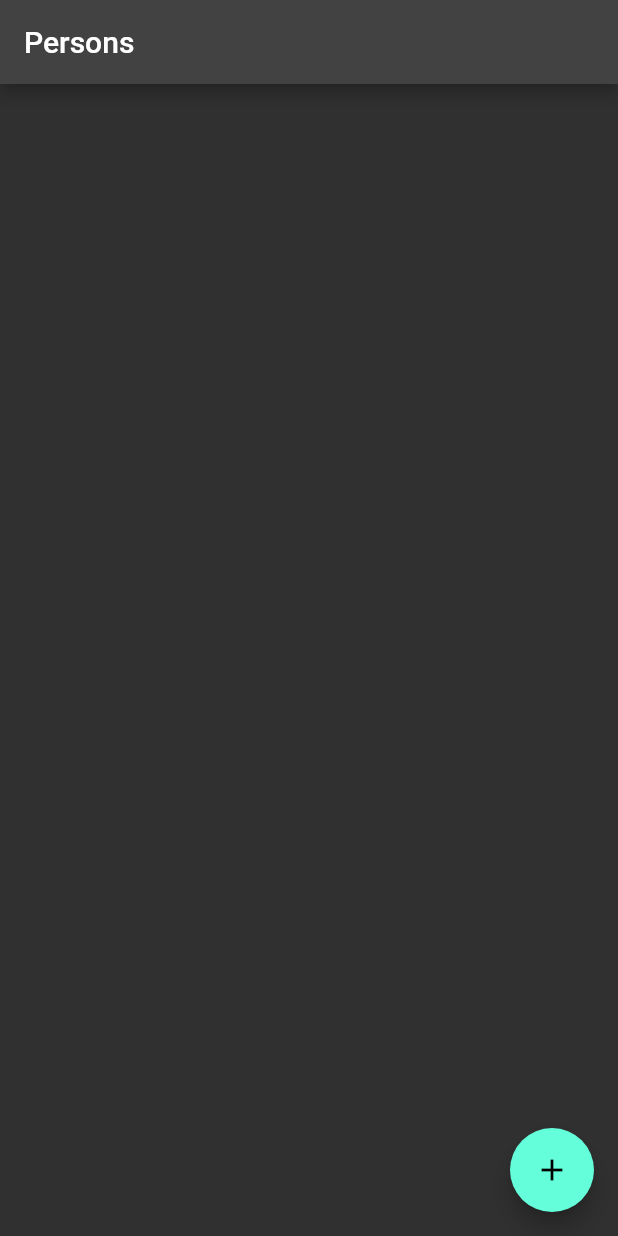
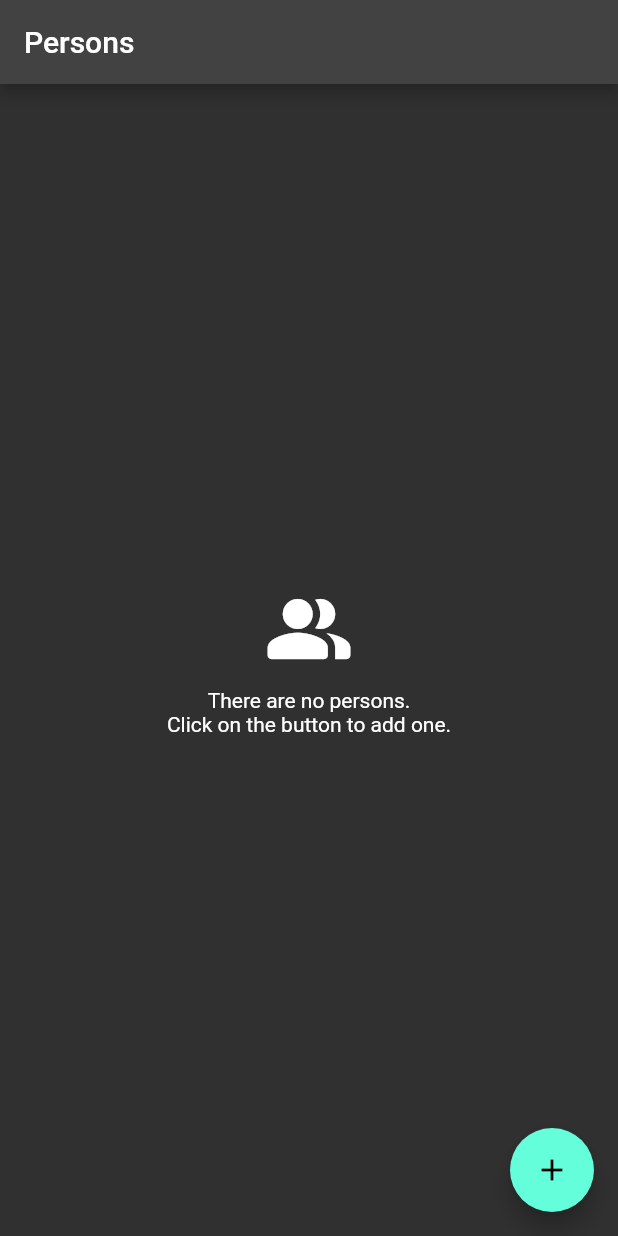
Before and after one commit to Manuelkpatsu/riverpod_persons_app, a Flutter app: the screen it shows after launch, on a phone screen of 412 x 824 dp. Run offline on Flutter 3.47's test engine with Material 2 defaults, Android fonts, the phone set to English and light mode, and no system bars; our stand-ins replace hooks_riverpod.

Commit message:
Show empty state when there are no persons to display

```diff
--- a/lib/main.dart
+++ b/lib/main.dart
@@ -98,7 +98,8 @@ class HomePage extends ConsumerWidget {
         builder: (context, ref, child) {
           final dataModel = ref.watch(personsProvider);
 
-          return ListView.builder(
+          return dataModel.persons.isNotEmpty
+              ? ListView.builder(
                   itemCount: dataModel.count,
                   itemBuilder: (context, index) {
                     final person = dataModel.persons[index];
@@ -117,6 +118,18 @@ class HomePage extends ConsumerWidget {
                       ),
                     );
                   },
+                )
+              : const Column(
+                  mainAxisAlignment: MainAxisAlignment.center,
+                  crossAxisAlignment: CrossAxisAlignment.stretch,
+                  children: [
+                    Icon(Icons.people_alt_rounded, size: 60),
+                    SizedBox(height: 10),
+                    Text(
+                      'There are no persons.\nClick on the button to add one.',
+                      textAlign: TextAlign.center,
+                    ),
+                  ],
                 );
         },
       ),
```
Lines whose indentation alone changed are shown as unchanged.
